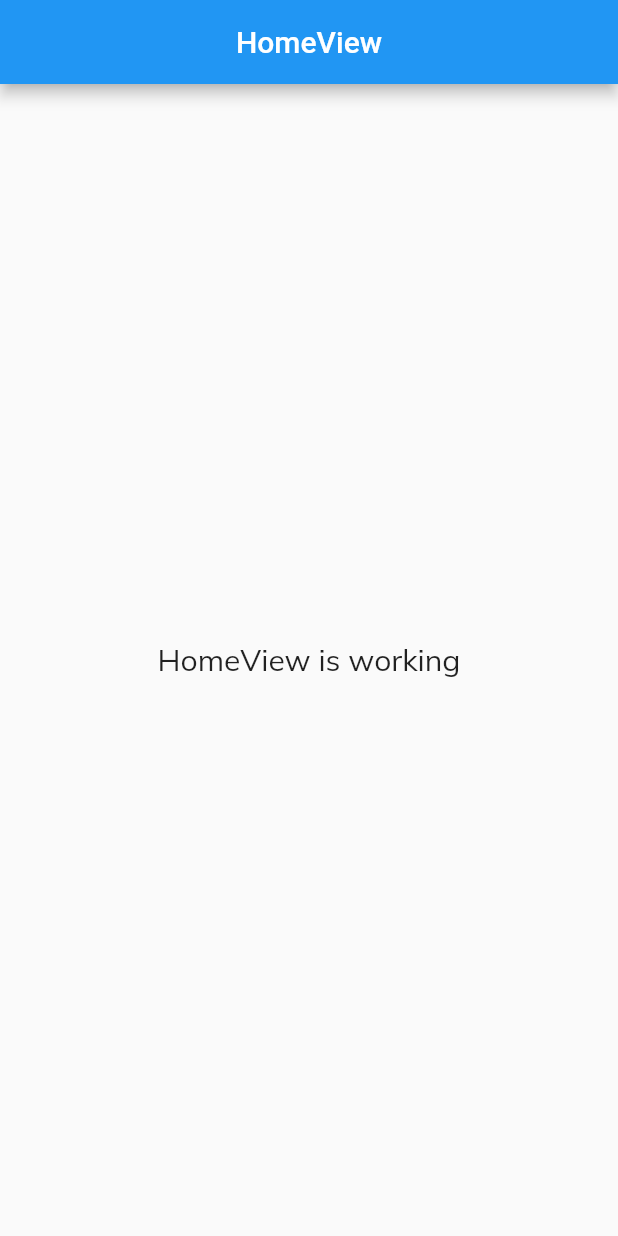
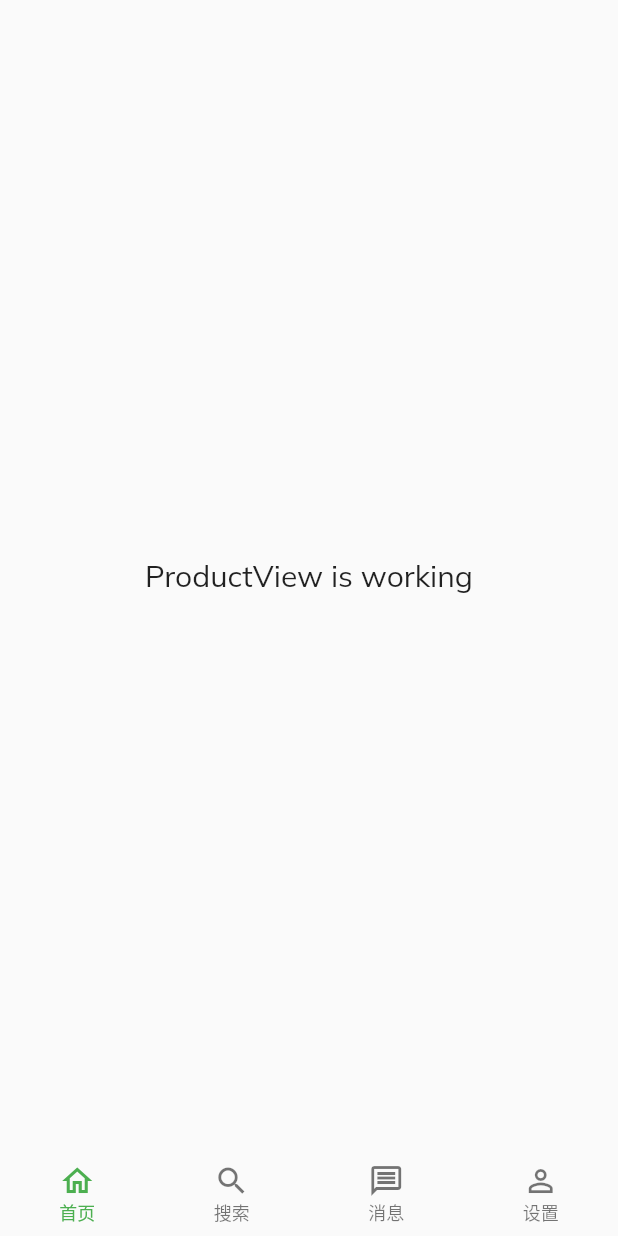
Before and after one commit to javyliu/car_rental, a Flutter app: the screen it shows after launch, on a phone screen of 412 x 824 dp. Run offline on Flutter 3.47's test engine with Material 2 defaults, Android fonts, the phone set to English and light mode, and no system bars; our stand-ins replace get, google_fonts.

Commit message:
add pages

```diff
--- a/lib/app/modules/home/controllers/home_controller.dart
+++ b/lib/app/modules/home/controllers/home_controller.dart
@@ -1,9 +1,16 @@
+import 'package:car_rental/app/modules/messages/bindings/messages_binding.dart';
+import 'package:car_rental/app/modules/messages/views/messages_view.dart';
+import 'package:car_rental/app/modules/product/bindings/product_binding.dart';
+import 'package:car_rental/app/modules/product/views/product_view.dart';
+import 'package:car_rental/app/modules/profile/bindings/profile_binding.dart';
+import 'package:car_rental/app/modules/profile/views/profile_view.dart';
+import 'package:car_rental/app/modules/search/bindings/search_binding.dart';
+import 'package:car_rental/app/modules/search/views/search_view.dart';
+import 'package:car_rental/app/routes/app_pages.dart';
+import 'package:flutter/cupertino.dart';
 import 'package:get/get.dart';
 
 class HomeController extends GetxController {
-  //TODO: Implement HomeController
-
-  final count = 0.obs;
   @override
   void onInit() {
     super.onInit();
@@ -14,7 +21,54 @@ class HomeController extends GetxController {
     super.onReady();
   }
 
+  var currentIndex = 0.obs;
+  final currentPage = ''.obs;
+
+  final pages = <String>[Routes.PRODUCT, Routes.SEARCH, Routes.MESSAGES, Routes.PROFILE];
+  final pageTitles = <String>['首页', '搜索', '消息', '设置'];
+
+  void changePage(int index) {
+    currentIndex.value = index;
+    // currentPage.value = pageTitles[index];
+    //Get.toNamed(pages[index], id: 1);
+    Get.offAndToNamed(pages[index], id: 1);
+    //navigator.popAndPushNamed(pages[index]);
+  }
+
+  Route onGenerateRoute(RouteSettings settings) {
+    GetPageRoute rt;
+    switch (settings.name) {
+      case Routes.SEARCH:
+        rt = GetPageRoute(
+          settings: settings,
+          page: () => SearchView(),
+          binding: SearchBinding(),
+        );
+        break;
+      case Routes.MESSAGES:
+        rt = GetPageRoute(
+          settings: settings,
+          page: () => MessagesView(),
+          binding: MessagesBinding(),
+        );
+        break;
+      case Routes.PROFILE:
+        rt = GetPageRoute(
+          settings: settings,
+          page: () => ProfileView(),
+          binding: ProfileBinding(),
+        );
+        break;
+      default:
+        rt = GetPageRoute(
+          settings: settings,
+          page: () => ProductView(),
+          binding: ProductBinding(),
+        );
+    }
+    return rt;
+  }
+
   @override
   void onClose() {}
-  void increment() => count.value++;
 }
--- a/lib/app/modules/home/views/home_view.dart
+++ b/lib/app/modules/home/views/home_view.dart
@@ -1,3 +1,4 @@
+import 'package:car_rental/app/routes/app_pages.dart';
 import 'package:flutter/material.dart';
 
 import 'package:get/get.dart';
@@ -8,14 +9,40 @@ class HomeView extends GetView<HomeController> {
   @override
   Widget build(BuildContext context) {
     return Scaffold(
-      appBar: AppBar(
-        title: Text('HomeView'),
-        centerTitle: true,
+      body: Navigator(
+        key: Get.nestedKey(1),
+        initialRoute: Routes.PRODUCT,
+        onGenerateRoute: controller.onGenerateRoute,
       ),
-      body: Center(
-        child: Text(
-          'HomeView is working',
-          style: TextStyle(fontSize: 20),
+      bottomNavigationBar: Obx(
+        () => BottomNavigationBar(
+          items: const <BottomNavigationBarItem>[
+            BottomNavigationBarItem(
+              icon: Icon(Icons.home_outlined),
+              label: '首页',
+            ),
+            BottomNavigationBarItem(
+              icon: Icon(Icons.search_outlined),
+              label: '搜索',
+            ),
+            BottomNavigationBarItem(
+              icon: Icon(Icons.message_outlined),
+              label: '消息',
+            ),
+            BottomNavigationBarItem(
+              icon: Icon(Icons.person_outline),
+              label: '设置',
+            ),
+          ],
+          currentIndex: controller.currentIndex.value,
+          onTap: controller.changePage,
+          unselectedFontSize: 12,
+          selectedFontSize: 12,
+          showUnselectedLabels: true,
+          selectedItemColor: Colors.green,
+          iconSize: 24,
+          type: BottomNavigationBarType.fixed,
+          elevation: 0,
         ),
       ),
     );
--- /dev/null
+++ b/lib/app/modules/product/views/product_view.dart
@@ -0,0 +1,17 @@
+import 'package:flutter/material.dart';
+
+import 'package:get/get.dart';
+
+import '../controllers/product_controller.dart';
+
+class ProductView extends GetView<ProductController> {
+  @override
+  Widget build(BuildContext context) {
+    return Center(
+      child: Text(
+        'ProductView is working',
+        style: TextStyle(fontSize: 20),
+      ),
+    );
+  }
+}
--- a/lib/app/routes/app_routes.dart
+++ b/lib/app/routes/app_routes.dart
@@ -5,8 +5,16 @@ abstract class Routes {
   Routes._();
 
   static const HOME = _Paths.HOME;
+  static const PRODUCT = _Paths.PRODUCT;
+  static const SEARCH = _Paths.SEARCH;
+  static const MESSAGES = _Paths.MESSAGES;
+  static const PROFILE = _Paths.PROFILE;
 }
 
 abstract class _Paths {
   static const HOME = '/home';
+  static const PRODUCT = '/product';
+  static const SEARCH = '/search';
+  static const MESSAGES = '/messages';
+  static const PROFILE = '/profile';
 }
--- a/lib/main.dart
+++ b/lib/main.dart
@@ -16,7 +16,7 @@ void main() {
         textTheme: GoogleFonts.mulishTextTheme(),
       ),
       debugShowCheckedModeBanner: false,
-      defaultTransition: Transition.cupertino,
+      defaultTransition: Transition.fade,
       opaqueRoute: Get.isOpaqueRouteDefault,
       popGesture: Get.isPopGestureEnable,
       getPages: AppPages.routes,
```
Also changed, not shown: lib/app/modules/messages/bindings/messages_binding.dart (added, +12 -0 lines), lib/app/modules/messages/controllers/messages_controller.dart (added, +20 -0 lines), lib/app/modules/messages/views/messages_view.dart (added, +17 -0 lines), lib/app/modules/product/bindings/product_binding.dart (added, +12 -0 lines), lib/app/modules/product/controllers/product_controller.dart (added, +18 -0 lines), lib/app/modules/profile/bindings/profile_binding.dart (added, +12 -0 lines), lib/app/modules/profile/controllers/profile_controller.dart (added, +20 -0 lines), lib/app/modules/profile/views/profile_view.dart (added, +17 -0 lines), lib/app/modules/search/bindings/search_binding.dart (added, +12 -0 lines), lib/app/modules/search/controllers/search_controller.dart (added, +20 -0 lines), lib/app/modules/search/views/search_view.dart (added, +17 -0 lines), lib/app/routes/app_pages.dart (+28 -0 lines), 3 other files.
